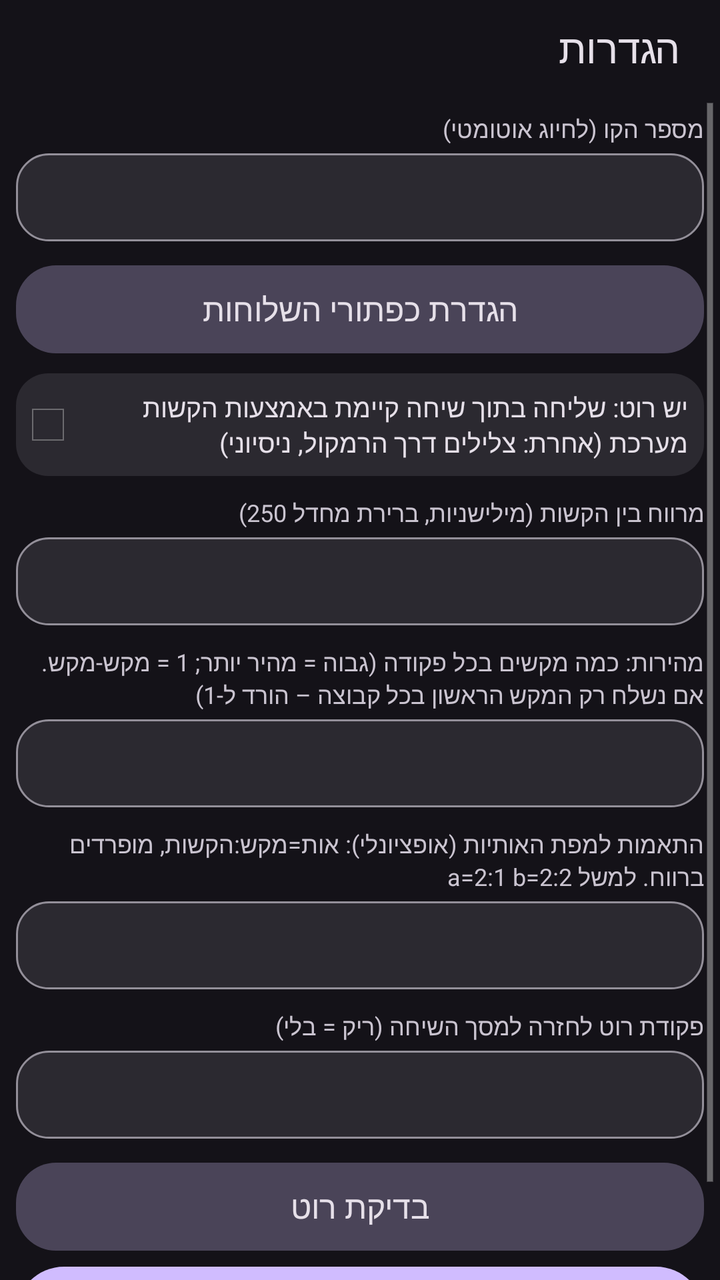
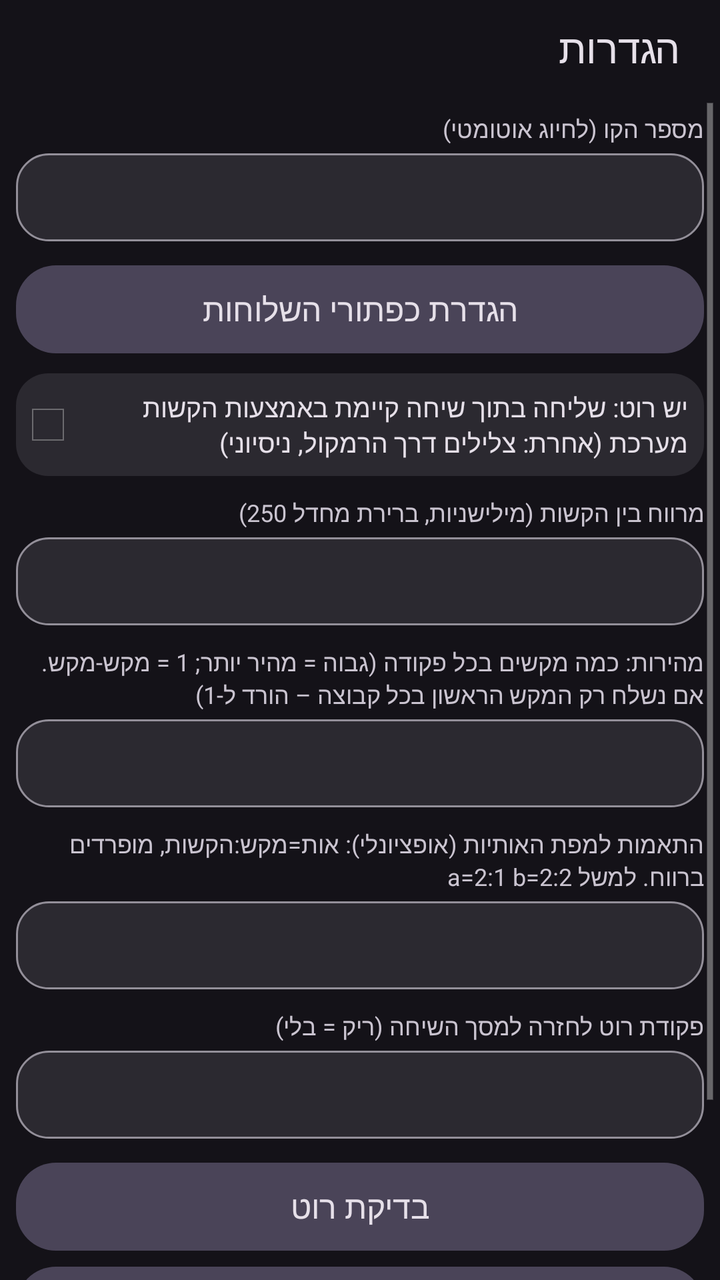

Before-and-after screenshots of an Android layout around one commit, followed by the original layout XML and the change that was made.
<!-- AndroidManifest.xml: application theme AppTheme -->
<!-- res/layout/activity_settings.xml -->
<?xml version="1.0" encoding="utf-8"?>
<LinearLayout xmlns:android="http://schemas.android.com/apk/res/android"
    android:layout_width="match_parent"
    android:layout_height="match_parent"
    android:background="?attr/colorBgMain"
    android:orientation="vertical">

    <TextView
        android:layout_width="match_parent"
        android:layout_height="48dp"
        android:background="?attr/colorHeader"
        android:gravity="center_vertical"
        android:paddingEnd="20dp"
        android:paddingStart="20dp"
        android:text="@string/title_settings"
        android:textColor="?attr/colorTextPrimary"
        android:textSize="20sp" />

    <ScrollView
        android:layout_width="match_parent"
        android:layout_height="match_parent"
        android:fillViewport="true">

        <LinearLayout
            android:layout_width="match_parent"
            android:layout_height="wrap_content"
            android:orientation="vertical"
            android:padding="8dp">

            <TextView
                android:layout_width="match_parent"
                android:layout_height="wrap_content"
                android:text="@string/label_number"
                android:textColor="?attr/colorTextSecondary"
                android:textSize="12sp" />

            <EditText
                android:id="@+id/edit_number"
                android:layout_width="match_parent"
                android:layout_height="wrap_content"
                android:layout_marginTop="4dp"
                android:background="?attr/bgInput"
                android:gravity="start"
                android:inputType="phone"
                android:minHeight="44dp"
                android:paddingEnd="16dp"
                android:paddingStart="16dp"
                android:singleLine="true"
                android:textColor="?attr/colorTextPrimary"
                android:textDirection="ltr"
                android:textSize="18sp"
                android:nextFocusUp="@+id/btn_save"
                android:nextFocusDown="@+id/btn_ext_settings" />

            <Button
                android:id="@+id/btn_ext_settings"
                android:layout_width="match_parent"
                android:layout_height="44dp"
                android:layout_marginTop="12dp"
                android:background="?attr/bgBtnTonal"
                android:text="@string/btn_ext_settings"
                android:textColor="?attr/colorTextPrimary"
                android:textSize="16sp"
                android:nextFocusUp="@id/edit_number"
                android:nextFocusDown="@+id/cb_root" />

            <CheckBox
                android:id="@+id/cb_root"
                android:layout_width="match_parent"
                android:layout_height="wrap_content"
                android:layout_marginTop="10dp"
                android:background="?attr/bgCard"
                android:minHeight="44dp"
                android:padding="8dp"
                android:text="@string/cb_root"
                android:textColor="?attr/colorTextPrimary"
                android:textSize="13sp"
                android:nextFocusUp="@id/btn_ext_settings"
                android:nextFocusDown="@+id/edit_gap" />

            <TextView
                android:layout_width="match_parent"
                android:layout_height="wrap_content"
                android:layout_marginTop="10dp"
                android:text="@string/label_gap"
                android:textColor="?attr/colorTextSecondary"
                android:textSize="12sp" />

            <EditText
                android:id="@+id/edit_gap"
                android:layout_width="match_parent"
                android:layout_height="wrap_content"
                android:layout_marginTop="4dp"
                android:background="?attr/bgInput"
                android:gravity="start"
                android:inputType="number"
                android:maxLength="5"
                android:minHeight="44dp"
                android:paddingEnd="16dp"
                android:paddingStart="16dp"
                android:singleLine="true"
                android:textColor="?attr/colorTextPrimary"
                android:textSize="18sp"
                android:nextFocusUp="@id/cb_root"
                android:nextFocusDown="@+id/edit_batch" />

            <TextView
                android:layout_width="match_parent"
                android:layout_height="wrap_content"
                android:layout_marginTop="10dp"
                android:text="@string/label_batch"
                android:textColor="?attr/colorTextSecondary"
                android:textSize="12sp" />

            <EditText
                android:id="@+id/edit_batch"
                android:layout_width="match_parent"
                android:layout_height="wrap_content"
                android:layout_marginTop="4dp"
                android:background="?attr/bgInput"
                android:gravity="start"
                android:inputType="number"
                android:maxLength="3"
                android:minHeight="44dp"
                android:paddingEnd="16dp"
                android:paddingStart="16dp"
                android:singleLine="true"
                android:textColor="?attr/colorTextPrimary"
                android:textSize="18sp"
                android:nextFocusUp="@id/edit_gap"
                android:nextFocusDown="@+id/edit_map" />

            <TextView
                android:layout_width="match_parent"
                android:layout_height="wrap_content"
                android:layout_marginTop="10dp"
                android:text="@string/label_map"
                android:textColor="?attr/colorTextSecondary"
                android:textSize="12sp" />

            <EditText
                android:id="@+id/edit_map"
                android:layout_width="match_parent"
                android:layout_height="wrap_content"
                android:layout_marginTop="4dp"
                android:background="?attr/bgInput"
                android:gravity="start"
                android:inputType="textNoSuggestions"
                android:minHeight="44dp"
                android:paddingEnd="16dp"
                android:paddingStart="16dp"
                android:singleLine="true"
                android:textColor="?attr/colorTextPrimary"
                android:textDirection="ltr"
                android:textSize="16sp"
                android:nextFocusUp="@id/edit_batch"
                android:nextFocusDown="@+id/edit_cmd" />

            <TextView
                android:layout_width="match_parent"
                android:layout_height="wrap_content"
                android:layout_marginTop="10dp"
                android:text="@string/label_cmd"
                android:textColor="?attr/colorTextSecondary"
                android:textSize="12sp" />

            <EditText
                android:id="@+id/edit_cmd"
                android:layout_width="match_parent"
                android:layout_height="wrap_content"
                android:layout_marginTop="4dp"
                android:background="?attr/bgInput"
                android:gravity="start"
                android:inputType="textNoSuggestions"
                android:layoutDirection="ltr"
                android:minHeight="44dp"
                android:paddingEnd="16dp"
                android:paddingStart="16dp"
                android:singleLine="true"
                android:textColor="?attr/colorTextPrimary"
                android:textSize="16sp"
                android:nextFocusUp="@id/edit_map"
                android:nextFocusDown="@+id/btn_test_root" />

            <Button
                android:id="@+id/btn_test_root"
                android:layout_width="match_parent"
                android:layout_height="44dp"
                android:layout_marginTop="12dp"
                android:background="?attr/bgBtnTonal"
                android:text="@string/btn_test_root"
                android:textColor="?attr/colorTextPrimary"
                android:textSize="16sp"
                android:nextFocusUp="@id/edit_cmd"
                android:nextFocusDown="@+id/btn_save" />

            <Button
                android:id="@+id/btn_save"
                android:layout_width="match_parent"
                android:layout_height="48dp"
                android:layout_marginTop="8dp"
                android:background="?attr/bgBtnFilled"
                android:text="@string/btn_save"
                android:textColor="?attr/colorOnAccent"
                android:textSize="20sp"
                android:textStyle="bold"
                android:nextFocusUp="@id/btn_test_root"
                android:nextFocusDown="@id/edit_number" />
        </LinearLayout>
    </ScrollView>
</LinearLayout>
<!-- resources referenced by this layout -->
<resources>
  <string name="btn_ext_settings">הגדרת כפתורי השלוחות</string>
  <string name="btn_save">שמור</string>
  <string name="btn_test_root">בדיקת רוט</string>
  <string name="cb_root">יש רוט: שליחה בתוך שיחה קיימת באמצעות הקשות מערכת (אחרת: צלילים דרך הרמקול, ניסיוני)</string>
  <string name="label_batch">מהירות: כמה מקשים בכל פקודה (גבוה = מהיר יותר; 1 = מקש-מקש. אם נשלח רק המקש הראשון בכל קבוצה – הורד ל-1)</string>
  <string name="label_cmd">פקודת רוט לחזרה למסך השיחה (ריק = בלי)</string>
  <string name="label_gap">מרווח בין הקשות (מילישניות, ברירת מחדל 250)</string>
  <string name="label_map">התאמות למפת האותיות (אופציונלי): אות=מקש:הקשות, מופרדים ברווח. למשל a=2:1 b=2:2</string>
  <string name="label_number">מספר הקו (לחיוג אוטומטי)</string>
  <string name="title_settings">הגדרות</string>
  <color name="bg_dark">#FF141218</color>
  <color name="header_dark">#FF141218</color>
  <color name="accent_dark">#FFD0BCFF</color>
  <color name="on_accent_dark">#FF381E72</color>
  <color name="text_white">#FFE6E0E9</color>
  <color name="text_light_gray">#FFCAC4D0</color>
  <!-- drawable bg_input_d (drawable) -->
  <?xml version="1.0" encoding="utf-8"?>
  <selector xmlns:android="http://schemas.android.com/apk/res/android">
      <item android:state_focused="true">
      <shape android:shape="rectangle">
          <solid android:color="#FF2B2930" />
          <stroke android:width="3dp" android:color="#FFD0BCFF" />
          <corners android:radius="16dp" />
      </shape>
      </item>
      <item>
      <shape android:shape="rectangle">
          <solid android:color="#FF2B2930" />
          <stroke android:width="1dp" android:color="#FF938F99" />
          <corners android:radius="16dp" />
      </shape>
      </item>
  </selector>
  <!-- drawable bg_card_d (drawable) -->
  <?xml version="1.0" encoding="utf-8"?>
  <selector xmlns:android="http://schemas.android.com/apk/res/android">
      <item>
      <shape android:shape="rectangle">
          <solid android:color="#FF2B2930" />
          <corners android:radius="16dp" />
      </shape>
      </item>
  </selector>
  <!-- drawable bg_btn_tonal_d (drawable) -->
  <?xml version="1.0" encoding="utf-8"?>
  <selector xmlns:android="http://schemas.android.com/apk/res/android">
      <item android:state_focused="true">
      <shape android:shape="rectangle">
          <solid android:color="#FF4A4458" />
          <stroke android:width="3dp" android:color="#FFEADDFF" />
          <corners android:radius="20dp" />
      </shape>
      </item>
      <item android:state_pressed="true">
      <shape android:shape="rectangle">
          <solid android:color="#FF938F99" />
          <corners android:radius="20dp" />
      </shape>
      </item>
      <item>
      <shape android:shape="rectangle">
          <solid android:color="#FF4A4458" />
          <corners android:radius="20dp" />
      </shape>
      </item>
  </selector>
  <!-- drawable bg_icon_btn_d (drawable) -->
  <?xml version="1.0" encoding="utf-8"?>
  <selector xmlns:android="http://schemas.android.com/apk/res/android">
      <item android:state_focused="true">
      <shape android:shape="rectangle">
          <solid android:color="#FF4A4458" />
          <stroke android:width="3dp" android:color="#FFEADDFF" />
          <corners android:radius="24dp" />
      </shape>
      </item>
      <item android:state_pressed="true">
      <shape android:shape="rectangle">
          <solid android:color="#FF4A4458" />
          <corners android:radius="24dp" />
      </shape>
      </item>
      <item>
      <shape android:shape="rectangle">
          <solid android:color="#00000000" />
          <corners android:radius="24dp" />
      </shape>
      </item>
  </selector>
  <!-- unchanged entries left out for length: 2 -->
</resources>

<!-- the commit's change to res/layout/activity_settings.xml (unified diff, before → after) -->
@@ -192,7 +192,19 @@
                 android:textColor="?attr/colorTextPrimary"
                 android:textSize="16sp"
                 android:nextFocusUp="@id/edit_cmd"
-                android:nextFocusDown="@+id/btn_save" />
+                android:nextFocusDown="@+id/btn_help" />
+
+            <Button
+                android:id="@+id/btn_help"
+                android:layout_width="match_parent"
+                android:layout_height="44dp"
+                android:layout_marginTop="8dp"
+                android:background="?attr/bgBtnTonal"
+                android:text="@string/btn_help"
+                android:textColor="?attr/colorTextPrimary"
+                android:textSize="16sp"
+                android:nextFocusUp="@id/btn_test_root"
+                android:nextFocusDown="@id/btn_save" />
 
             <Button
                 android:id="@+id/btn_save"
@@ -204,7 +216,7 @@
                 android:textColor="?attr/colorOnAccent"
                 android:textSize="20sp"
                 android:textStyle="bold"
-                android:nextFocusUp="@id/btn_test_root"
+                android:nextFocusUp="@id/btn_help"
                 android:nextFocusDown="@id/edit_number" />
         </LinearLayout>
     </ScrollView>
<!-- resource entries referenced after the edit -->
@@ -1,6 +1,7 @@
 <!-- resources referenced by this layout -->
 <resources>
   <string name="btn_ext_settings">הגדרת כפתורי השלוחות</string>
+  <string name="btn_help">עזרה</string>
   <string name="btn_save">שמור</string>
   <string name="btn_test_root">בדיקת רוט</string>
   <string name="cb_root">יש רוט: שליחה בתוך שיחה קיימת באמצעות הקשות מערכת (אחרת: צלילים דרך הרמקול, ניסיוני)</string>
